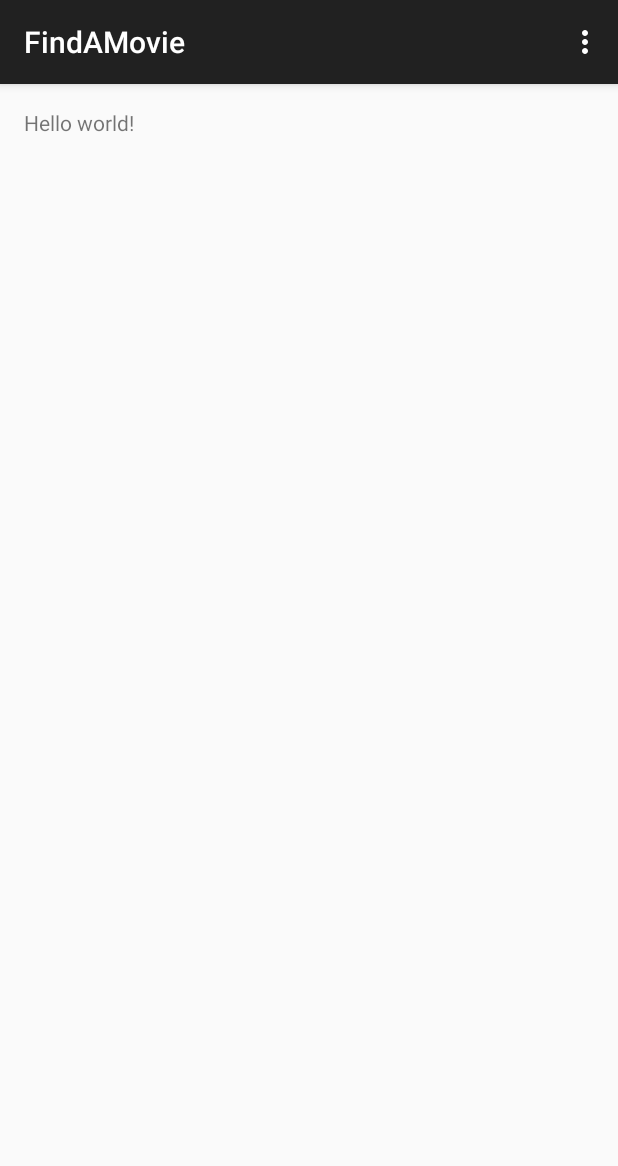
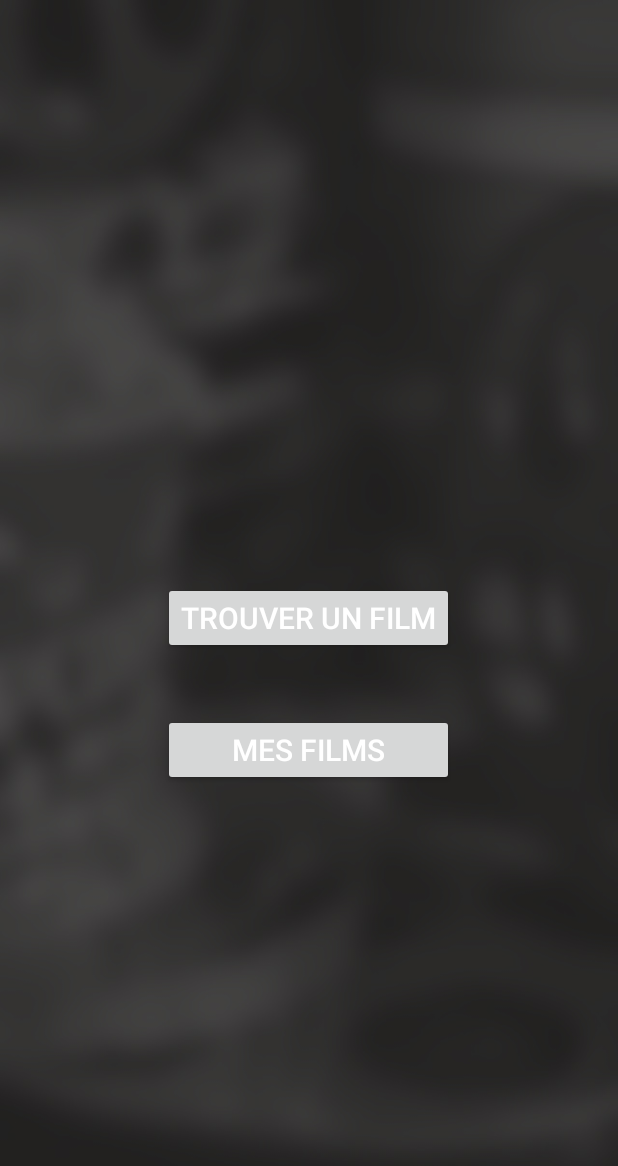
Before and after one commit to alexandre025/Findamovie, an Android app: the screen it shows after launch (MainActivity), on a phone screen of 412 x 824 dp. Shown: the top 1166 px of the screen. Run offline under Robolectric (Android 15) with nearby library versions, the phone set to English and light mode, and no system bars.

Commit message:
Set background

```diff
--- a/Android/FindAMovie/app/src/main/java/net/hetic/findamovie/MainActivity.java
+++ b/Android/FindAMovie/app/src/main/java/net/hetic/findamovie/MainActivity.java
@@ -1,19 +1,31 @@
 package net.hetic.findamovie;
 
+import android.app.Activity;
 import android.support.v7.app.ActionBarActivity;
 import android.os.Bundle;
 import android.view.Menu;
 import android.view.MenuItem;
+import android.view.View;
+import android.widget.AdapterView;
+import android.widget.Button;
+import android.widget.Toast;
 
 
-public class MainActivity extends ActionBarActivity
+public class MainActivity extends Activity implements View.OnClickListener, AdapterView.OnItemClickListener
 {
+
+    private Button buttonFindAMovie;
+    private Button buttonMyMovies;
 
     @Override
     protected void onCreate(Bundle savedInstanceState)
     {
         super.onCreate(savedInstanceState);
         setContentView(R.layout.activity_main);
+
+        buttonFindAMovie = (Button)findViewById(R.id.buttonFindAMovie);
+        buttonMyMovies = (Button)findViewById(R.id.buttonMyMovies);
+        System.out.println("BREAAKPOIINT");
     }
 
     @Override
@@ -40,4 +52,16 @@ public class MainActivity extends ActionBarActivity
 
         return super.onOptionsItemSelected(item);
     }
+
+    @Override
+    public void onClick(View v) {
+        if(v == buttonFindAMovie) {
+                Toast.makeText(getApplicationContext(), "Push", Toast.LENGTH_LONG).show();
+        }
+    }
+
+    @Override
+    public void onItemClick(AdapterView<?> parent, View view, int position, long id) {
+
+    }
 }
--- a/Android/FindAMovie/app/src/main/res/layout/activity_main.xml
+++ b/Android/FindAMovie/app/src/main/res/layout/activity_main.xml
@@ -6,11 +6,29 @@
                 android:paddingRight="@dimen/activity_horizontal_margin"
                 android:paddingTop="@dimen/activity_vertical_margin"
                 android:paddingBottom="@dimen/activity_vertical_margin"
-                tools:context=".MainActivity">
+                tools:context=".MainActivity"
+                android:background="@drawable/background"
+    android:id="@+id/container">
 
-    <TextView
-        android:text="@string/hello_world"
+    <Button
         android:layout_width="wrap_content"
-        android:layout_height="wrap_content"/>
+        android:layout_height="wrap_content"
+        android:text="Trouver un film"
+        android:id="@+id/buttonFindAMovie"
+        android:layout_centerVertical="true"
+        android:layout_centerHorizontal="true"
+        android:textColor="#ffffffff"
+        android:textSize="30px" />
 
+    <Button
+        android:layout_width="wrap_content"
+        android:layout_height="wrap_content"
+        android:text="Mes films"
+        android:id="@+id/buttonMyMovies"
+        android:layout_below="@+id/buttonFindAMovie"
+        android:layout_marginTop="40dp"
+        android:textColor="#ffffffff"
+        android:textSize="30px"
+        android:layout_alignEnd="@+id/buttonFindAMovie"
+        android:layout_alignStart="@+id/buttonFindAMovie" />
 </RelativeLayout>
```
Also changed, not shown: Android/FindAMovie/app/src/main/res/drawable/background.jpg (added), 2 other files.
